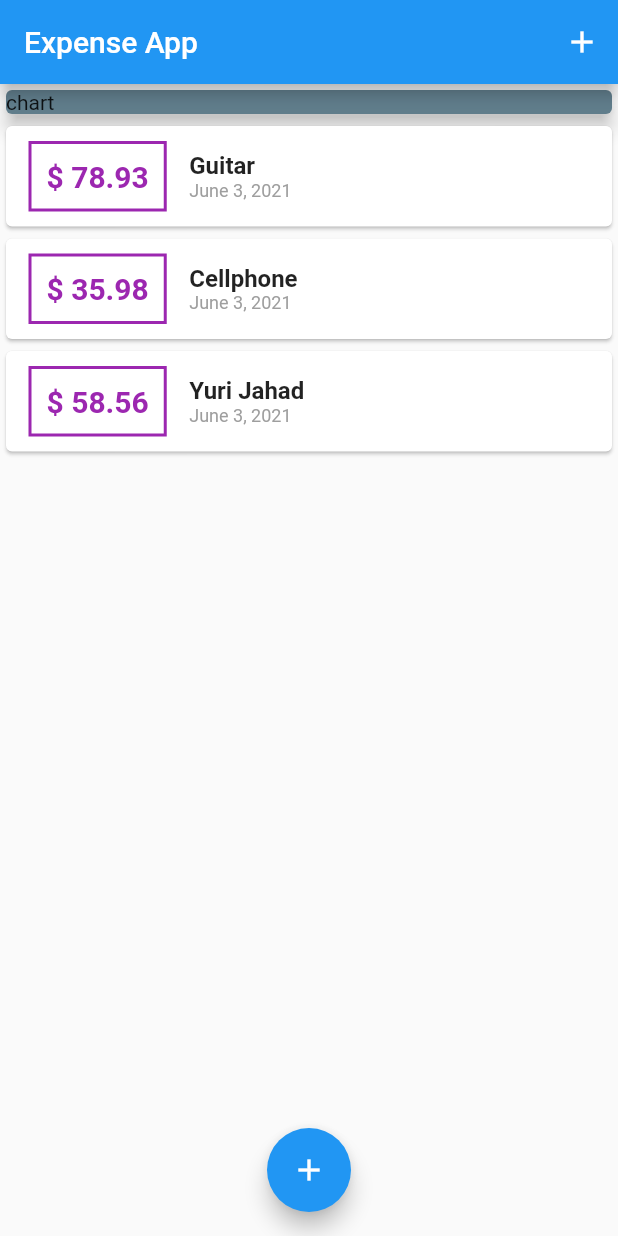
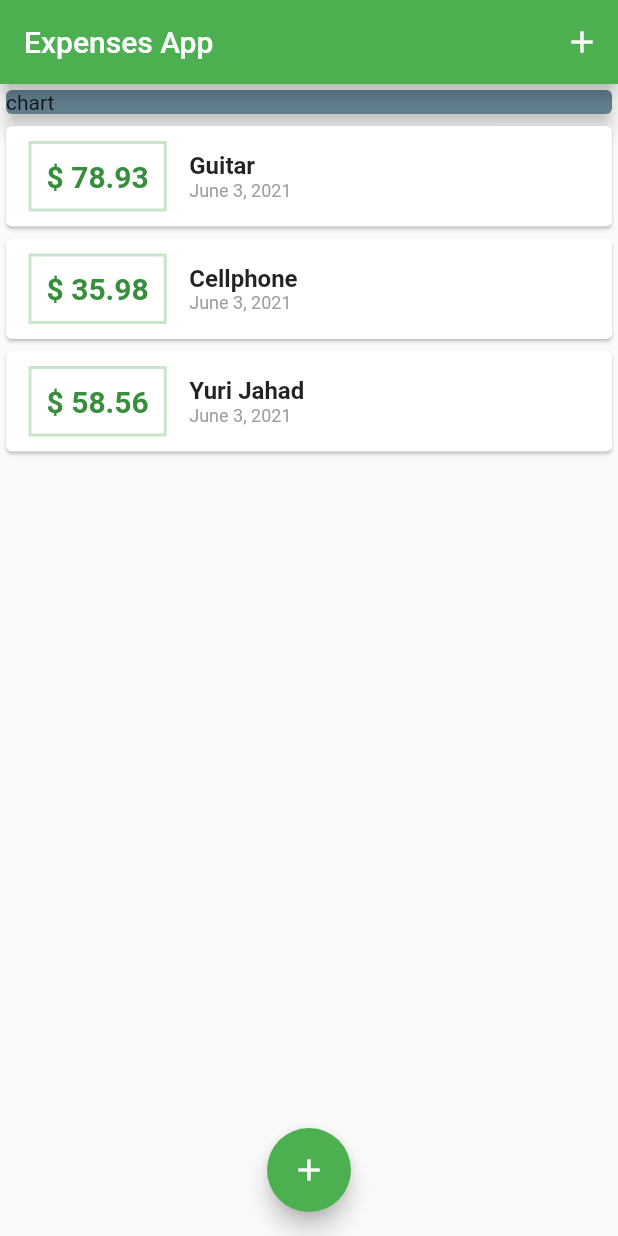
Before and after one commit to AndresN17/Expenses_App, a Flutter app: the screen it shows after launch, on a phone screen of 412 x 824 dp. Run offline on Flutter 3.47's test engine with Material 2 defaults, Android fonts, the phone set to English and light mode, and no system bars.

Commit message:
Theme added to the app

```diff
--- a/lib/main.dart
+++ b/lib/main.dart
@@ -9,8 +9,12 @@ class MyApp extends StatelessWidget {
   @override
   Widget build(BuildContext context) {
     return MaterialApp(
-      title: "Expense App",
+      title: "Expenses App",
+      theme: ThemeData(
+        primarySwatch: Colors.green,
+      ),
       home: MyHomePage(),
+
     );
   }
 }
@@ -51,7 +55,7 @@ class _MyHomePageState extends State<MyHomePage> {
   Widget build(BuildContext context) {
     return Scaffold(
       appBar: AppBar(
-        title: Text("Expense App"),
+        title: Text("Expenses App"),
         actions: <Widget>[
           IconButton(
               onPressed: () => _startNewTransaction(context),
--- a/lib/widgets/transactionList.dart
+++ b/lib/widgets/transactionList.dart
@@ -21,9 +21,9 @@ class TransactionList extends StatelessWidget {
                     style: TextStyle(
                         fontWeight: FontWeight.bold,
                         fontSize: 20,
-                        color: Colors.purple)),
+                        color: Theme.of(context).primaryColorDark)),
                 decoration: BoxDecoration(
-                  border: Border.all(color: Colors.purple, width: 2),
+                  border: Border.all(color: Theme.of(context).primaryColorLight, width: 2),
                 ),
                 padding: EdgeInsets.all(10),
               ),
```
